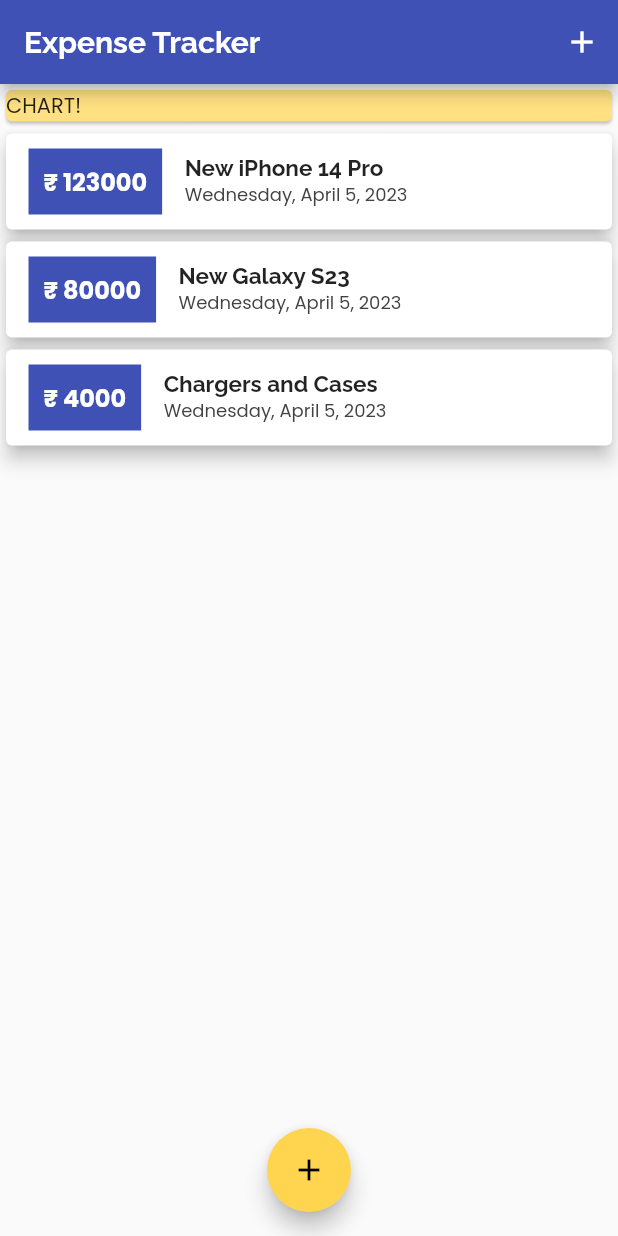
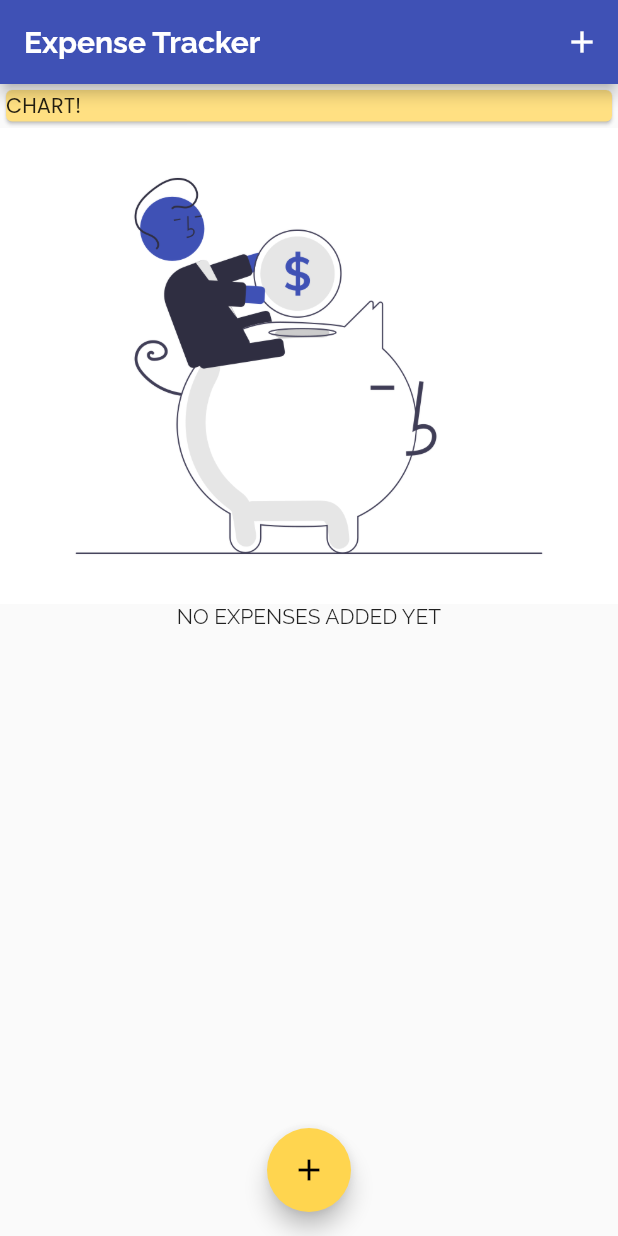
Before and after one commit to BrushankPatra/genesis, a Flutter app: the screen it shows after launch, on a phone screen of 412 x 824 dp. Run offline on Flutter 3.47's test engine with Material 2 defaults, Android fonts, the phone set to English and light mode, and no system bars.

Commit message:
image shows if there are no expenses

```diff
--- a/lib/main.dart
+++ b/lib/main.dart
@@ -44,24 +44,24 @@
 
 class _MyHomePageState extends State<MyHomePage> {
   final List<Transaction> _userTransactions = [
-    Transaction(
-      id: "MK1",
-      title: "New iPhone 14 Pro",
-      amount: 123000,
-      date: DateTime.now(),
-    ),
-    Transaction(
-      id: "MK2",
-      title: "New Galaxy S23",
-      amount: 80000,
-      date: DateTime.now(),
-    ),
-    Transaction(
-      id: "MK3",
-      title: "Chargers and Cases",
-      amount: 4000,
-      date: DateTime.now(),
-    ),
+    // Transaction(
+    //   id: "MK1",
+    //   title: "New iPhone 14 Pro",
+    //   amount: 123000,
+    //   date: DateTime.now(),
+    // ),
+    // Transaction(
+    //   id: "MK2",
+    //   title: "New Galaxy S23",
+    //   amount: 80000,
+    //   date: DateTime.now(),
+    // ),
+    // Transaction(
+    //   id: "MK3",
+    //   title: "Chargers and Cases",
+    //   amount: 4000,
+    //   date: DateTime.now(),
+    // ),
   ];
 
   void _addNewTransaction(String txnTitle, num txnAmount) {
--- a/lib/widgets/transaction_list.dart
+++ b/lib/widgets/transaction_list.dart
@@ -13,7 +13,17 @@
   Widget build(BuildContext context) {
     return Container(
       height: 600,
-      child: ListView.builder(
+      child: transactions.isEmpty
+          ? Column(
+              children: [
+                Image.asset("assets/images/add_transaction.png"),
+                Text(
+                  "NO EXPENSES ADDED YET",
+                  style: TextStyle(fontFamily: "Raleway"),
+                ),
+              ],
+            )
+          : ListView.builder(
               itemBuilder: (cntxt, index) {
                 return Card(
                   elevation: 5,
@@ -32,8 +42,8 @@
                             fontSize: 16,
                           ),
                         ),
-                  decoration:
-                      BoxDecoration(color: Theme.of(context).primaryColor),
+                        decoration: BoxDecoration(
+                            color: Theme.of(context).primaryColor),
                         padding: EdgeInsets.all(10),
                       ),
                       Column(
@@ -42,7 +52,8 @@
                           Text(transactions[index].title,
                               style: Theme.of(context).textTheme.titleLarge),
                           Text(
-                      DateFormat("yMMMMEEEEd").format(transactions[index].date),
+                            DateFormat("yMMMMEEEEd")
+                                .format(transactions[index].date),
                             style: TextStyle(
                               fontSize: 12,
                               color: Colors.grey[800],
--- a/pubspec.yaml
+++ b/pubspec.yaml
@@ -60,8 +60,8 @@
   uses-material-design: true
 
   # To add assets to your application, add an assets section, like this:
-  # assets:
-  #   - images/a_dot_burr.jpeg
+  assets:
+    - assets/images/add_transaction.png
   #   - images/a_dot_ham.jpeg
 
   # An image asset can refer to one or more resolution-specific "variants", see
```
Also changed, not shown: assets/images/add_transaction.png (added). Lines whose indentation alone changed are shown as unchanged.
